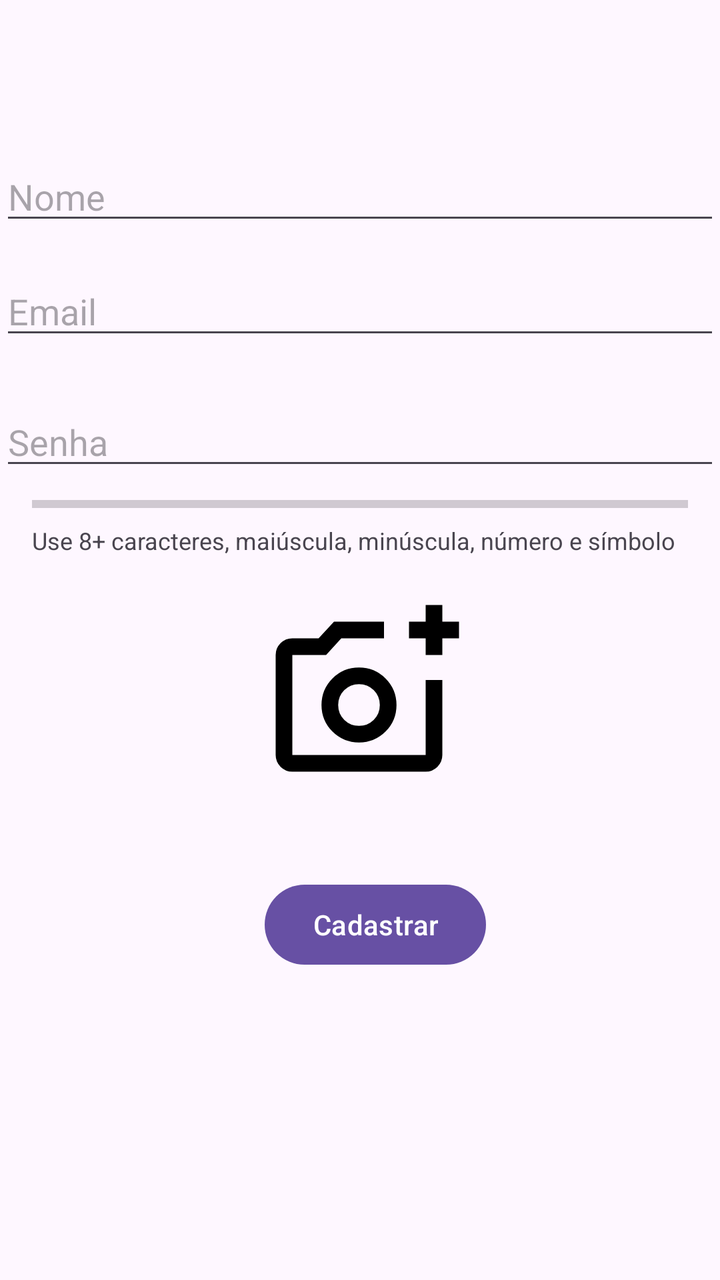
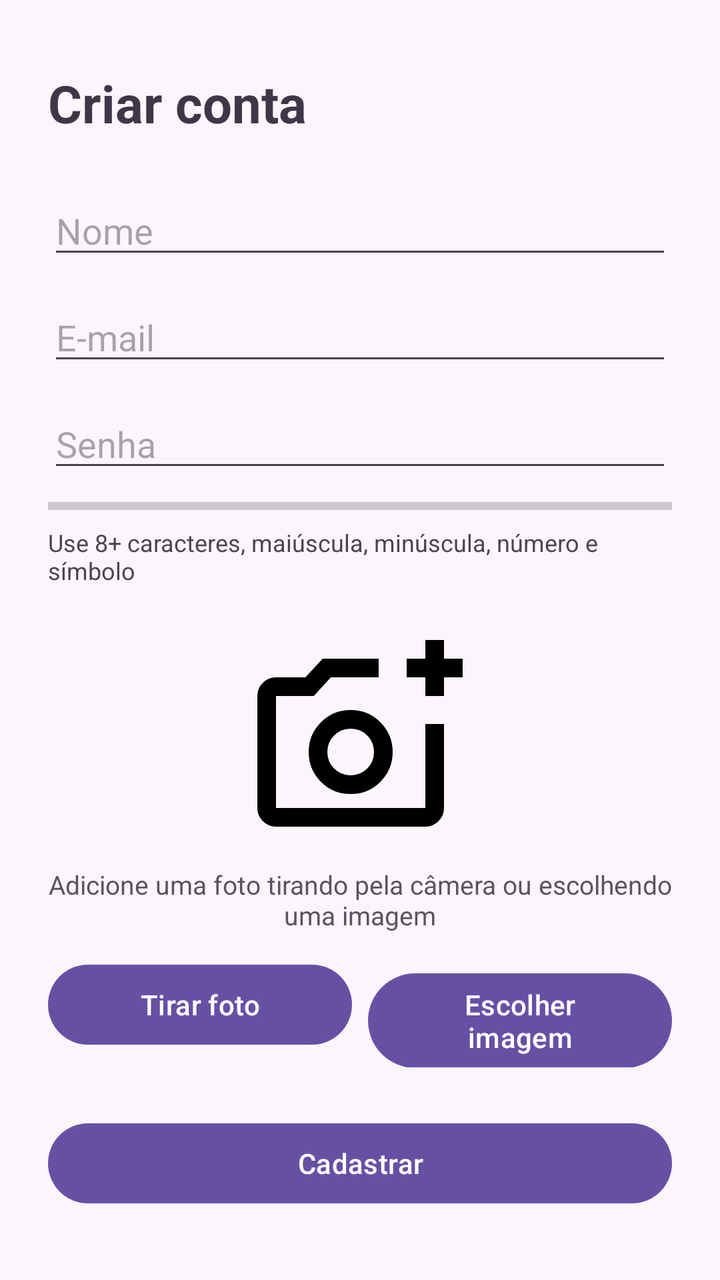

The first picture is an Android layout as it rendered before a commit; the second is the same layout after the commit. The layout source and the unified diff follow.
<!-- AndroidManifest.xml: application theme Theme.BDRoomComCamera -->
<!-- res/layout/activity_cadastro.xml -->
<?xml version="1.0" encoding="utf-8"?>
<androidx.constraintlayout.widget.ConstraintLayout xmlns:android="http://schemas.android.com/apk/res/android"
    xmlns:app="http://schemas.android.com/apk/res-auto"
    xmlns:tools="http://schemas.android.com/tools"
    android:id="@+id/main"
    android:layout_width="match_parent"
    android:layout_height="match_parent"
    tools:context=".activities.ActivityCadastroUsuario">

    <EditText
        android:id="@+id/edtNome"
        android:layout_width="0dp"
        android:layout_height="wrap_content"
        android:layout_marginTop="76dp"
        android:hint="Nome"
        app:layout_constraintEnd_toEndOf="parent"
        app:layout_constraintHorizontal_bias="0.0"
        app:layout_constraintStart_toStartOf="parent"
        app:layout_constraintTop_toTopOf="parent" />

    <EditText
        android:id="@+id/edtEmail"
        android:layout_width="0dp"
        android:layout_height="wrap_content"
        android:layout_marginTop="16dp"
        android:hint="Email"
        app:layout_constraintEnd_toEndOf="parent"
        app:layout_constraintHorizontal_bias="0.0"
        app:layout_constraintStart_toStartOf="parent"
        app:layout_constraintTop_toBottomOf="@id/edtNome" />

    <EditText
        android:id="@+id/edtSenha"
        android:layout_width="0dp"
        android:layout_height="wrap_content"
        android:layout_marginTop="24dp"
        android:hint="Senha"
        android:inputType="textPassword"
        app:layout_constraintEnd_toEndOf="parent"
        app:layout_constraintHorizontal_bias="1.0"
        app:layout_constraintStart_toStartOf="parent"
        app:layout_constraintTop_toBottomOf="@id/edtEmail" />

    <ProgressBar
        android:id="@+id/progressForcaSenha"
        style="?android:attr/progressBarStyleHorizontal"
        android:layout_width="0dp"
        android:layout_height="8dp"
        android:layout_marginStart="16dp"
        android:layout_marginTop="8dp"
        android:layout_marginEnd="16dp"
        android:max="5"
        android:progress="0"
        app:layout_constraintEnd_toEndOf="parent"
        app:layout_constraintStart_toStartOf="parent"
        app:layout_constraintTop_toBottomOf="@id/edtSenha" />

    <TextView
        android:id="@+id/txtForcaSenha"
        android:layout_width="0dp"
        android:layout_height="wrap_content"
        android:layout_marginStart="16dp"
        android:layout_marginTop="6dp"
        android:layout_marginEnd="16dp"
        android:text="Use 8+ caracteres, maiúscula, minúscula, número e símbolo"
        android:textSize="12sp"
        app:layout_constraintEnd_toEndOf="parent"
        app:layout_constraintStart_toStartOf="parent"
        app:layout_constraintTop_toBottomOf="@id/progressForcaSenha" />

    <ImageView
        android:id="@+id/imgFoto"
        android:layout_width="100dp"
        android:layout_height="100dp"
        android:layout_marginStart="16dp"
        android:layout_marginTop="20dp"
        android:layout_marginEnd="16dp"
        android:onClick="capturarImagem"
        android:src="@drawable/outline_add_a_photo_24"
        app:layout_constraintEnd_toEndOf="parent"
        app:layout_constraintHorizontal_bias="0.516"
        app:layout_constraintStart_toStartOf="parent"
        app:layout_constraintTop_toBottomOf="@id/txtForcaSenha" />

    <Button
        android:id="@+id/btnCadastrar"
        android:layout_width="wrap_content"
        android:layout_height="wrap_content"
        android:layout_marginTop="40dp"
        android:text="Cadastrar"
        app:layout_constraintEnd_toEndOf="parent"
        app:layout_constraintHorizontal_bias="0.531"
        app:layout_constraintStart_toStartOf="parent"
        app:layout_constraintTop_toBottomOf="@id/imgFoto" />

</androidx.constraintlayout.widget.ConstraintLayout>
<!-- resources referenced by this layout -->
<resources>
  <!-- drawable outline_add_a_photo_24 (drawable) -->
  <vector xmlns:android="http://schemas.android.com/apk/res/android" android:height="24dp" android:tint="#000000" android:viewportHeight="960" android:viewportWidth="960" android:width="24dp">
        
      <path android:fillColor="@android:color/white" android:pathData="M440,520L440,520L440,520L440,520L440,520L440,520Q440,520 440,520Q440,520 440,520L440,520Q440,520 440,520Q440,520 440,520L440,520Q440,520 440,520Q440,520 440,520L440,520L440,520ZM120,840Q87,840 63.5,816.5Q40,793 40,760L40,280Q40,247 63.5,223.5Q87,200 120,200L246,200L320,120L560,120L560,200L355,200L282,280L120,280Q120,280 120,280Q120,280 120,280L120,760Q120,760 120,760Q120,760 120,760L760,760Q760,760 760,760Q760,760 760,760L760,400L840,400L840,760Q840,793 816.5,816.5Q793,840 760,840L120,840ZM760,280L760,200L680,200L680,120L760,120L760,40L840,40L840,120L920,120L920,200L840,200L840,280L760,280ZM440,700Q515,700 567.5,647.5Q620,595 620,520Q620,445 567.5,392.5Q515,340 440,340Q365,340 312.5,392.5Q260,445 260,520Q260,595 312.5,647.5Q365,700 440,700ZM440,620Q398,620 369,591Q340,562 340,520Q340,478 369,449Q398,420 440,420Q482,420 511,449Q540,478 540,520Q540,562 511,591Q482,620 440,620Z"/>
      
  </vector>
  <style name="Theme.BDRoomComCamera" parent="Base.Theme.BDRoomComCamera" />
  <style name="Base.Theme.BDRoomComCamera" parent="Theme.Material3.DayNight.NoActionBar">
          
          
      </style>
</resources>

<!-- the commit's change to res/layout/activity_cadastro.xml (unified diff, before → after) -->
@@ -1,96 +1,118 @@
 <?xml version="1.0" encoding="utf-8"?>
-<androidx.constraintlayout.widget.ConstraintLayout xmlns:android="http://schemas.android.com/apk/res/android"
-    xmlns:app="http://schemas.android.com/apk/res-auto"
+<ScrollView xmlns:android="http://schemas.android.com/apk/res/android"
     xmlns:tools="http://schemas.android.com/tools"
-    android:id="@+id/main"
     android:layout_width="match_parent"
     android:layout_height="match_parent"
+    android:background="@color/app_background"
+    android:fillViewport="true"
     tools:context=".activities.ActivityCadastroUsuario">
 
-    <EditText
-        android:id="@+id/edtNome"
-        android:layout_width="0dp"
+    <LinearLayout
+        android:id="@+id/main"
+        android:layout_width="match_parent"
         android:layout_height="wrap_content"
-        android:layout_marginTop="76dp"
-        android:hint="Nome"
-        app:layout_constraintEnd_toEndOf="parent"
-        app:layout_constraintHorizontal_bias="0.0"
-        app:layout_constraintStart_toStartOf="parent"
-        app:layout_constraintTop_toTopOf="parent" />
+        android:gravity="center_vertical"
+        android:orientation="vertical"
+        android:padding="24dp">
 
-    <EditText
-        android:id="@+id/edtEmail"
-        android:layout_width="0dp"
-        android:layout_height="wrap_content"
-        android:layout_marginTop="16dp"
-        android:hint="Email"
-        app:layout_constraintEnd_toEndOf="parent"
-        app:layout_constraintHorizontal_bias="0.0"
-        app:layout_constraintStart_toStartOf="parent"
-        app:layout_constraintTop_toBottomOf="@id/edtNome" />
+        <TextView
+            android:layout_width="match_parent"
+            android:layout_height="wrap_content"
+            android:text="Criar conta"
+            android:textColor="@color/app_text_primary"
+            android:textSize="26sp"
+            android:textStyle="bold" />
 
-    <EditText
-        android:id="@+id/edtSenha"
-        android:layout_width="0dp"
-        android:layout_height="wrap_content"
-        android:layout_marginTop="24dp"
-        android:hint="Senha"
-        android:inputType="textPassword"
-        app:layout_constraintEnd_toEndOf="parent"
-        app:layout_constraintHorizontal_bias="1.0"
-        app:layout_constraintStart_toStartOf="parent"
-        app:layout_constraintTop_toBottomOf="@id/edtEmail" />
+        <EditText
+            android:id="@+id/edtNome"
+            android:layout_width="match_parent"
+            android:layout_height="wrap_content"
+            android:layout_marginTop="24dp"
+            android:hint="Nome"
+            android:inputType="textCapWords"
+            android:singleLine="true" />
 
-    <ProgressBar
-        android:id="@+id/progressForcaSenha"
-        style="?android:attr/progressBarStyleHorizontal"
-        android:layout_width="0dp"
-        android:layout_height="8dp"
-        android:layout_marginStart="16dp"
-        android:layout_marginTop="8dp"
-        android:layout_marginEnd="16dp"
-        android:max="5"
-        android:progress="0"
-        app:layout_constraintEnd_toEndOf="parent"
-        app:layout_constraintStart_toStartOf="parent"
-        app:layout_constraintTop_toBottomOf="@id/edtSenha" />
+        <EditText
+            android:id="@+id/edtEmail"
+            android:layout_width="match_parent"
+            android:layout_height="wrap_content"
+            android:layout_marginTop="12dp"
+            android:hint="E-mail"
+            android:inputType="textEmailAddress"
+            android:singleLine="true" />
 
-    <TextView
-        android:id="@+id/txtForcaSenha"
-        android:layout_width="0dp"
-        android:layout_height="wrap_content"
-        android:layout_marginStart="16dp"
-        android:layout_marginTop="6dp"
-        android:layout_marginEnd="16dp"
-        android:text="Use 8+ caracteres, maiúscula, minúscula, número e símbolo"
-        android:textSize="12sp"
-        app:layout_constraintEnd_toEndOf="parent"
-        app:layout_constraintStart_toStartOf="parent"
-        app:layout_constraintTop_toBottomOf="@id/progressForcaSenha" />
+        <EditText
+            android:id="@+id/edtSenha"
+            android:layout_width="match_parent"
+            android:layout_height="wrap_content"
+            android:layout_marginTop="12dp"
+            android:hint="Senha"
+            android:inputType="textPassword"
+            android:singleLine="true" />
 
-    <ImageView
-        android:id="@+id/imgFoto"
-        android:layout_width="100dp"
-        android:layout_height="100dp"
-        android:layout_marginStart="16dp"
-        android:layout_marginTop="20dp"
-        android:layout_marginEnd="16dp"
-        android:onClick="capturarImagem"
-        android:src="@drawable/outline_add_a_photo_24"
-        app:layout_constraintEnd_toEndOf="parent"
-        app:layout_constraintHorizontal_bias="0.516"
-        app:layout_constraintStart_toStartOf="parent"
-        app:layout_constraintTop_toBottomOf="@id/txtForcaSenha" />
+        <ProgressBar
+            android:id="@+id/progressForcaSenha"
+            style="?android:attr/progressBarStyleHorizontal"
+            android:layout_width="match_parent"
+            android:layout_height="8dp"
+            android:layout_marginTop="8dp"
+            android:max="5"
+            android:progress="0" />
 
-    <Button
-        android:id="@+id/btnCadastrar"
-        android:layout_width="wrap_content"
-        android:layout_height="wrap_content"
-        android:layout_marginTop="40dp"
-        android:text="Cadastrar"
-        app:layout_constraintEnd_toEndOf="parent"
-        app:layout_constraintHorizontal_bias="0.531"
-        app:layout_constraintStart_toStartOf="parent"
-        app:layout_constraintTop_toBottomOf="@id/imgFoto" />
+        <TextView
+            android:id="@+id/txtForcaSenha"
+            android:layout_width="match_parent"
+            android:layout_height="wrap_content"
+            android:layout_marginTop="6dp"
+            android:text="Use 8+ caracteres, maiúscula, minúscula, número e símbolo"
+            android:textSize="12sp" />
 
-</androidx.constraintlayout.widget.ConstraintLayout>
+        <ImageView
+            android:id="@+id/imgFoto"
+            android:layout_width="112dp"
+            android:layout_height="112dp"
+            android:layout_gravity="center_horizontal"
+            android:layout_marginTop="22dp"
+            android:contentDescription="Foto do usuário"
+            android:onClick="capturarImagem"
+            android:src="@drawable/outline_add_a_photo_24" />
+
+        <TextView
+            android:layout_width="match_parent"
+            android:layout_height="wrap_content"
+            android:layout_marginTop="6dp"
+            android:gravity="center"
+            android:text="Adicione uma foto tirando pela câmera ou escolhendo uma imagem"
+            android:textColor="@color/app_text_secondary"
+            android:textSize="13sp" />
+
+        <LinearLayout
+            android:layout_width="match_parent"
+            android:layout_height="wrap_content"
+            android:layout_marginTop="12dp"
+            android:orientation="horizontal">
+
+            <Button
+                android:id="@+id/btnTirarFoto"
+                android:layout_width="0dp"
+                android:layout_height="wrap_content"
+                android:layout_marginRight="8dp"
+                android:layout_weight="1"
+                android:text="Tirar foto" />
+
+            <Button
+                android:id="@+id/btnEscolherImagem"
+                android:layout_width="0dp"
+                android:layout_height="wrap_content"
+                android:layout_weight="1"
+                android:text="Escolher imagem" />
+        </LinearLayout>
+
+        <Button
+            android:id="@+id/btnCadastrar"
+            android:layout_width="match_parent"
+            android:layout_height="wrap_content"
+            android:layout_marginTop="24dp"
+            android:text="Cadastrar" />
+    </LinearLayout>
+</ScrollView>
<!-- resource entries referenced after the edit -->
@@ -1,5 +1,8 @@
 <!-- resources referenced by this layout -->
 <resources>
+  <color name="app_background">#FCF6FC</color>
+  <color name="app_text_primary">#3F3748</color>
+  <color name="app_text_secondary">#5A5361</color>
   <!-- drawable outline_add_a_photo_24 (drawable) -->
   <vector xmlns:android="http://schemas.android.com/apk/res/android" android:height="24dp" android:tint="#000000" android:viewportHeight="960" android:viewportWidth="960" android:width="24dp">
         
